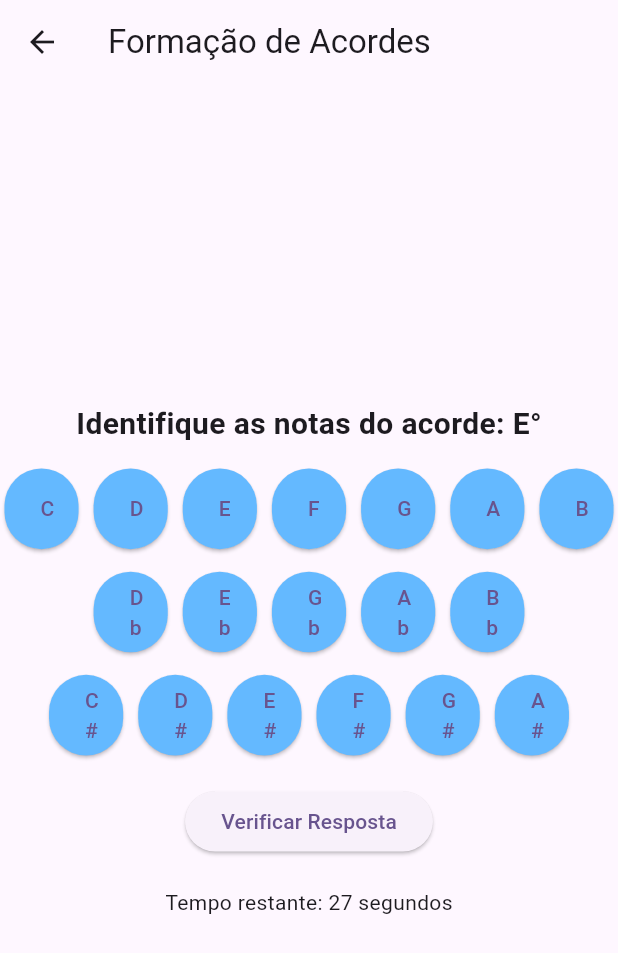
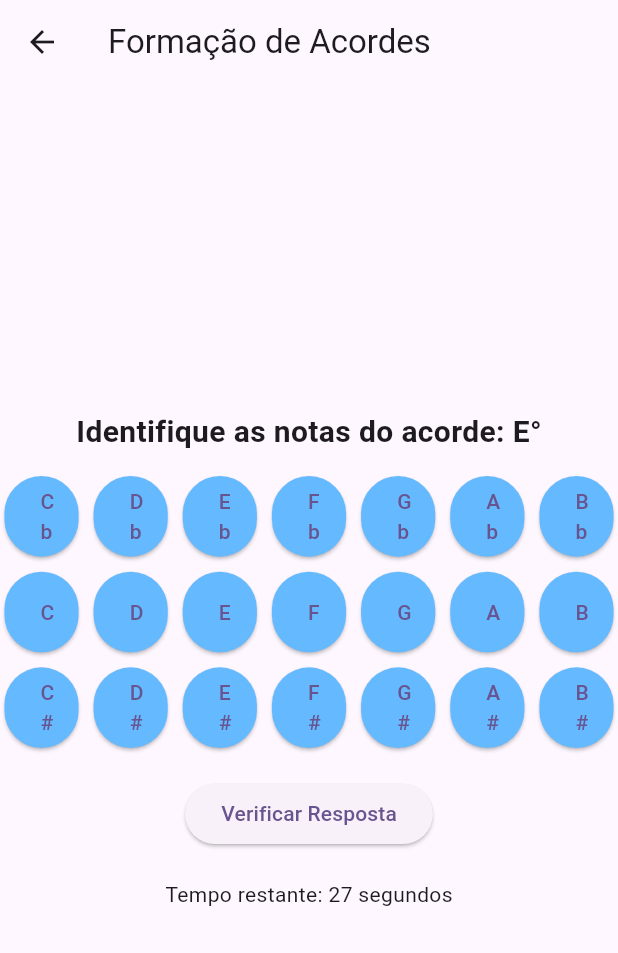
Before and after one commit to jorgearcarvalho/tabuada-do-musico, a Flutter app: the AcordesPage screen opened by its route, after a tap on "Verificar Resposta", on a phone screen of 412 x 824 dp. Shown: the top 953 px of the screen. Run offline on Flutter 3.47's test engine with Material 3 defaults, Android fonts, the phone set to English and light mode, and no system bars.

```diff
--- a/tabuada_do_musico/lib/pages/menu/modulo1/acordes_page.dart
+++ b/tabuada_do_musico/lib/pages/menu/modulo1/acordes_page.dart
@@ -20,6 +20,30 @@ class _AcordesPageState extends State<AcordesPage> {
   int tentativas = 0;
   Timer? timer;
   int tempoRestante = 30;
+  String acordesErrados = '';
+  List<String> notasPossiveis = [
+    'Cb',
+    'Db',
+    'Eb',
+    'Fb',
+    'Gb',
+    'Ab',
+    'Bb',
+    'C',
+    'D',
+    'E',
+    'F',
+    'G',
+    'A',
+    'B',
+    'C#',
+    'D#',
+    'E#',
+    'F#',
+    'G#',
+    'A#',
+    'B#',
+  ];
 
   @override
   void initState() {
@@ -35,8 +59,11 @@ class _AcordesPageState extends State<AcordesPage> {
 
     List<String> tonalidadesPossiveis = notasNaturais.keys.toList();
 
-    if (contadorAcordesSorteados >= 5 && contadorAcordesSorteados < 10) { tonalidadesPossiveis = notasBemois.keys.toList();}
-    else if (contadorAcordesSorteados >= 10) { tonalidadesPossiveis = notasSustenidas.keys.toList();}
+    if (contadorAcordesSorteados >= 5 && contadorAcordesSorteados < 10) {
+      tonalidadesPossiveis = notasBemois.keys.toList();
+    } else if (contadorAcordesSorteados >= 10) {
+      tonalidadesPossiveis = notasSustenidas.keys.toList();
+    }
 
     List<String> tiposDeAcordes = Acorde.formulas.keys.toList();
 
@@ -52,8 +79,6 @@ class _AcordesPageState extends State<AcordesPage> {
         'notas': acorde.mapearNotas(fundamental),
       });
     }
-
-    print(acordes);
 
     return acordes;
   }
@@ -83,25 +108,22 @@ class _AcordesPageState extends State<AcordesPage> {
     });
   }
 
-  bool compararNotas(List<String> a, List<String> b) {
-    if (a.length != b.length) return false;
+  void verificarResposta() {
+    List<dynamic> notasCorretas = acordeAtual['notas'].map((notaMap) {
+      return notaMap.values.first;
+    }).toList();
 
-    for (int i =0; i < a.length; i++) {
-      if (a[i] != b[i]) return false;
-    }
+    print(selecaoUsuario);
+    print(notasCorretas);
 
-    return true;
-  }
-
-  void verificarResposta() {
-    print(selecaoUsuario);
-    print(acordeAtual);
-    bool respostaCorreta = compararNotas(selecaoUsuario.toSet().toList(), acordeAtual.values.toList().cast<String>()); // Debugar
+    bool respostaCorreta = const SetEquality()
+        .equals(selecaoUsuario.toSet(), notasCorretas.toSet());
     tentativas++;
     if (respostaCorreta) {
       acertos++;
-      print('novo exercicio');
       iniciarNovoExercicio();
+    } else if (!respostaCorreta) {
+      acordesErrados += acordeAtual['nome'] + '| ';
     }
   }
 
@@ -110,7 +132,8 @@ class _AcordesPageState extends State<AcordesPage> {
       context: context,
       builder: (context) => AlertDialog(
         title: Text('Fim do tempo!'),
-        content: Text('Você acertou $acertos de $tentativas tentativas.'),
+        content: Text(
+            'Você acertou $acertos de $tentativas tentativas.\nEstude os acordes de: $acordesErrados'),
         actions: [
           TextButton(
             onPressed: () {
@@ -156,7 +179,7 @@ class _AcordesPageState extends State<AcordesPage> {
                   alignment: WrapAlignment.center,
                   spacing: 10,
                   runSpacing: 10,
-                  children: notasNaturais.keys.map((nota) {
+                  children: notasPossiveis.map((nota) {
                     return SizedBox(
                       width: larguraDisponivel * 0.12, // Ajuste proporcional
                       height: alturaDisponivel * 0.07, // Ajuste proporcional
@@ -180,64 +203,34 @@ class _AcordesPageState extends State<AcordesPage> {
                     );
                   }).toList(),
                 ),
-                SizedBox(height: 15),
+                // Display selected notes
+                if (selecaoUsuario.isNotEmpty) ...[
+                  SizedBox(height: 20),
+                  Text(
+                    'Notas Selecionadas:',
+                    style: TextStyle(fontSize: 18, fontWeight: FontWeight.bold),
+                  ),
+                  SizedBox(height: 10),
                   Wrap(
                     alignment: WrapAlignment.center,
                     spacing: 10,
                     runSpacing: 10,
-                  children: notasBemois.keys.map((nota) {
-                    return SizedBox(
-                      width: larguraDisponivel * 0.12, // Ajuste proporcional
-                      height: alturaDisponivel * 0.07, // Ajuste proporcional
-                      child: ElevatedButton(
-                        onPressed: () {
-                          setState(() {
-                            if (selecaoUsuario.contains(nota)) {
-                              selecaoUsuario.remove(nota);
-                            } else if (selecaoUsuario.length < 4) {
-                              selecaoUsuario.add(nota);
-                            }
-                          });
-                        },
-                        child: Text(nota),
-                        style: ElevatedButton.styleFrom(
-                          backgroundColor: selecaoUsuario.contains(nota)
-                              ? Colors.green
-                              : const Color.fromARGB(255, 100, 185, 255),
+                    children: selecaoUsuario.map((nota) {
+                      return Container(
+                        padding:
+                            EdgeInsets.symmetric(horizontal: 8, vertical: 4),
+                        decoration: BoxDecoration(
+                          color: Colors.green,
+                          borderRadius: BorderRadius.circular(5),
                         ),
+                        child: Text(
+                          nota,
+                          style: TextStyle(color: Colors.white),
                         ),
                       );
                     }).toList(),
                   ),
-                SizedBox(height: 15),
-                Wrap(
-                  alignment: WrapAlignment.center,
-                  spacing: 10,
-                  runSpacing: 10,
-                  children: notasSustenidas.keys.map((nota) {
-                    return SizedBox(
-                      width: larguraDisponivel * 0.12, // Ajuste proporcional
-                      height: alturaDisponivel * 0.07, // Ajuste proporcional
-                      child: ElevatedButton(
-                        onPressed: () {
-                          setState(() {
-                            if (selecaoUsuario.contains(nota)) {
-                              selecaoUsuario.remove(nota);
-                            } else if (selecaoUsuario.length < 4) {
-                              selecaoUsuario.add(nota);
-                            }
-                          });
-                        },
-                        child: Text(nota),
-                        style: ElevatedButton.styleFrom(
-                          backgroundColor: selecaoUsuario.contains(nota)
-                              ? Colors.green
-                              : const Color.fromARGB(255, 100, 185, 255),
-                        ),
-                      ),
-                    );
-                  }).toList(),
-                ),
+                ],
                 SizedBox(height: 20),
                 ElevatedButton(
                   onPressed: verificarResposta,
```
Lines whose indentation alone changed are shown as unchanged.
